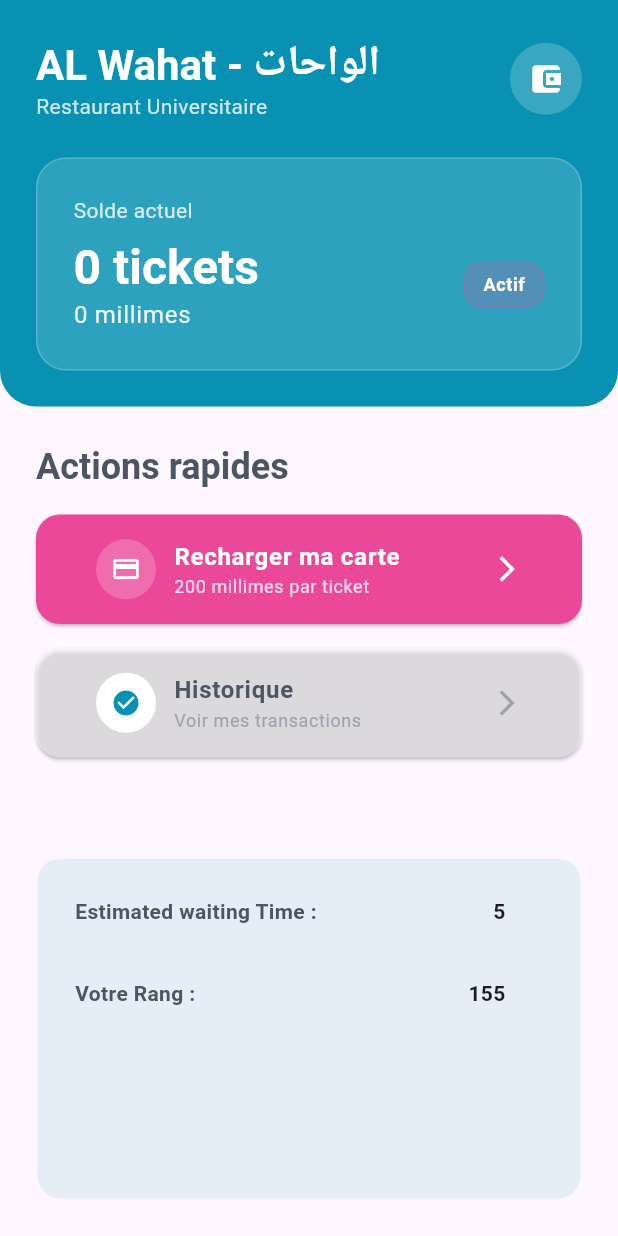
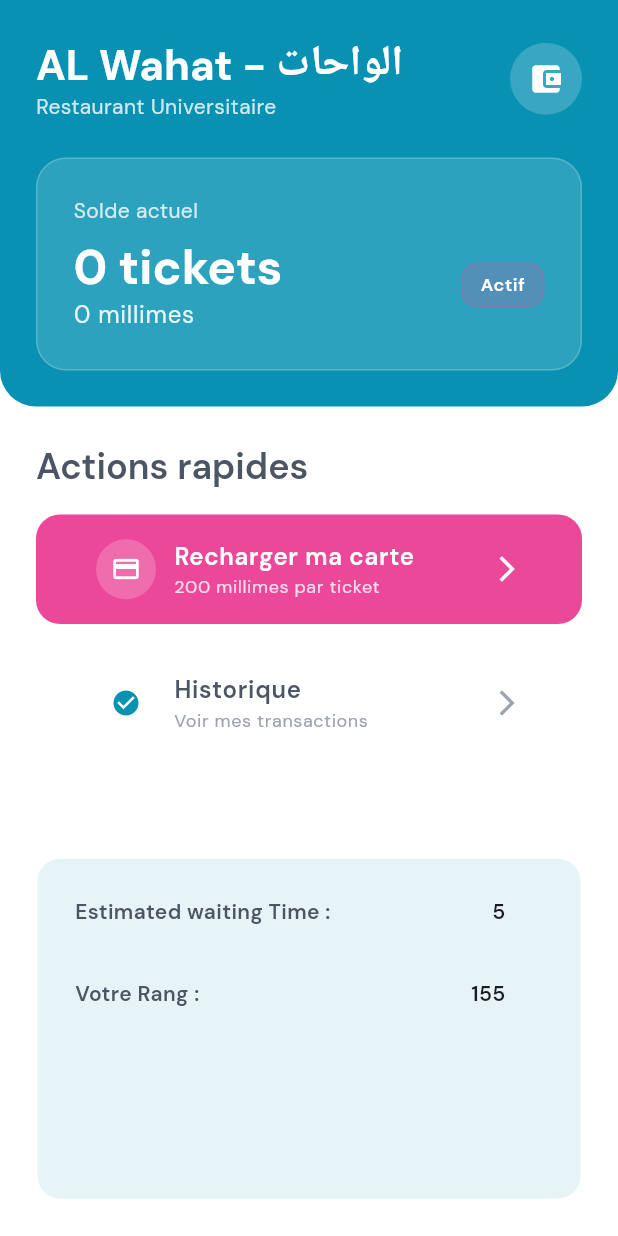
Before and after one commit to Abdelwahebbch/university_restaurant_app, a Flutter app: the screen it shows after launch, on a phone screen of 412 x 824 dp. Run offline on Flutter 3.47's test engine with Material 3 defaults, Android fonts, the phone set to English and light mode, and no system bars; our stand-ins replace google_fonts, mask_text_input_formatter.

```diff
--- a/lib/main.dart
+++ b/lib/main.dart
@@ -1,19 +1,52 @@
 import 'package:flutter/material.dart';
 import 'package:restaurant_universitaire/screens/home_screen.dart';
+import 'package:restaurant_universitaire/screens/splash_screen.dart';
+import 'package:restaurant_universitaire/theme/app_theme.dart';
 
 void main() {
   runApp(const RestaurantApp());
 }
+//
+// class RestaurantApp extends StatelessWidget {
+//   const RestaurantApp({super.key});
+//
+//   @override
+//   Widget build(BuildContext context) {
+//     return MaterialApp(
+//       title: 'Restaurant Universitaire Wahat',
+//       debugShowCheckedModeBanner: false,
+//       theme: AppTheme.lightTheme,
+//       home: const HomeScreen(),
+//     );
+//   }
+// }
 
-class RestaurantApp extends StatelessWidget {
+class RestaurantApp extends StatefulWidget {
   const RestaurantApp({super.key});
 
   @override
+  State<RestaurantApp> createState() => _RestaurantAppState();
+}
+
+class _RestaurantAppState extends State<RestaurantApp> {
+  bool _isLoading = true;
+  @override
+  void initState() {
+    Future.delayed(Duration(seconds: 2), () {
+      setState(() {
+        _isLoading = false;
+      });
+    });
+    super.initState();
+  }
+
+  @override
   Widget build(BuildContext context) {
-    return const MaterialApp(
+    return MaterialApp(
       title: 'Restaurant Universitaire Wahat',
       debugShowCheckedModeBanner: false,
-      home: HomeScreen(),
+      theme: AppTheme.lightTheme,
+      home: _isLoading ? SplashScreen() : HomeScreen(),
     );
   }
 }
```
